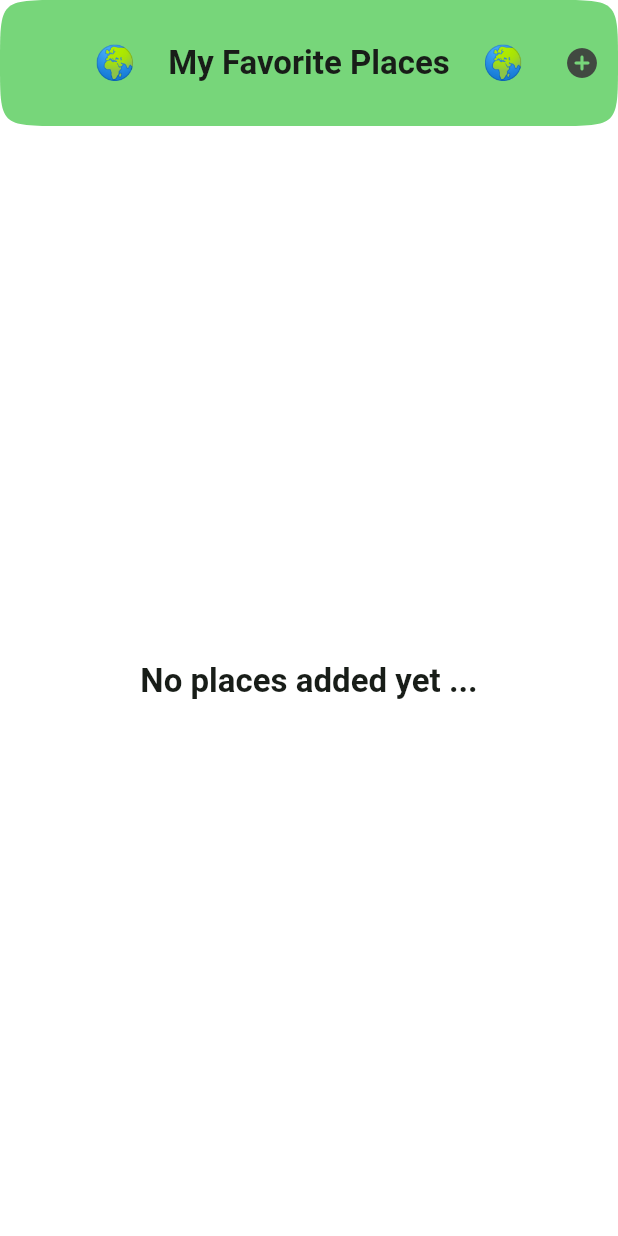
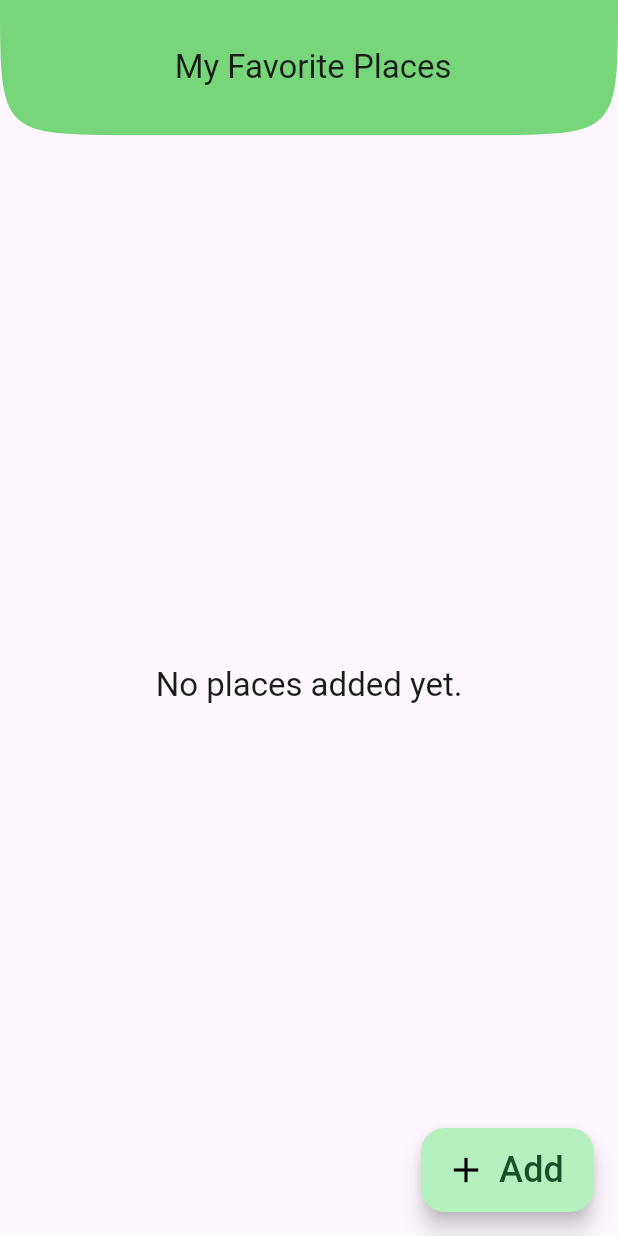
Before and after one commit to Lyubitshka/flutter_favorite_places_app, a Flutter app: the screen it shows after launch, on a phone screen of 412 x 824 dp. Run offline on Flutter 3.47's test engine with Material 3 defaults, Android fonts, the phone set to English and light mode, and no system bars; our stand-ins replace flutter_dotenv, flutter_riverpod, google_fonts, google_maps_flutter, image_picker, location and 1 more; accounts and stored records are empty.

Commit message:
small update

```diff
--- a/lib/main.dart
+++ b/lib/main.dart
@@ -8,30 +8,33 @@ import 'package:fav_places_9_project/screens/places.dart';
 final colorScheme = ColorScheme.fromSeed(
   brightness: Brightness.light,
   seedColor: const Color.fromARGB(255, 30, 123, 66),
-  background: Colors.white,
+  surface: Colors.white,
 );
 
 final theme = ThemeData().copyWith(
-  scaffoldBackgroundColor: colorScheme.background,
-  appBarTheme: AppBarTheme(
-    color: const Color.fromARGB(255, 119, 214, 122),
+  // scaffoldBackgroundColor: colorScheme.surface,
+  appBarTheme: const AppBarTheme(
+    color: Color.fromARGB(255, 119, 214, 122),
     centerTitle: true,
     shape: ContinuousRectangleBorder(
-      borderRadius: BorderRadius.circular(42),
+      borderRadius: BorderRadius.only(
+        bottomRight: Radius.circular(120),
+        bottomLeft: Radius.circular(120),
+      ),
     ),
-    toolbarHeight: 84,
+    toolbarHeight: 90,
   ),
   colorScheme: colorScheme,
   textTheme: GoogleFonts.ubuntuCondensedTextTheme().copyWith(
     titleSmall: GoogleFonts.ubuntuCondensed(
-      fontWeight: FontWeight.bold,
-    ),
+        // fontWeight: FontWeight.bold,
+        ),
     titleMedium: GoogleFonts.ubuntuCondensed(
-      fontWeight: FontWeight.bold,
-    ),
+        // fontWeight: FontWeight.bold,
+        fontSize: 36),
     titleLarge: GoogleFonts.ubuntuCondensed(
-      fontWeight: FontWeight.bold,
-    ),
+        // fontWeight: FontWeight.bold,
+        ),
   ),
 );
 
@@ -50,7 +53,8 @@ class MyApp extends StatelessWidget {
   @override
   Widget build(BuildContext context) {
     return MaterialApp(
-      title: 'My favourite places',
+      title: 'My favorite places',
+      debugShowCheckedModeBanner: false,
       theme: theme,
       home: const PlacesScreen(),
     );
--- a/lib/screens/places.dart
+++ b/lib/screens/places.dart
@@ -25,12 +25,12 @@ class _PlacesScreenState extends ConsumerState<PlacesScreen> {
   Widget build(BuildContext context) {
     final userPlaces = ref.watch(userPlacesProvider);
     return Scaffold(
-      appBar: AppBar(
-        title: const Text(
-          '🌍    My Favorite Places    🌍',
+      floatingActionButton: FloatingActionButton.extended(
+        label: const Text(
+          'Add',
+          style: TextStyle(fontSize: 24),
         ),
-        actions: [
-          IconButton(
+        icon: const Icon(Icons.add, color: Colors.black, size: 28),
         onPressed: () {
           Navigator.of(context).push(
             MaterialPageRoute(
@@ -38,9 +38,23 @@ class _PlacesScreenState extends ConsumerState<PlacesScreen> {
             ),
           );
         },
-            icon: const Icon(Icons.add_circle_rounded),
       ),
-        ],
+      appBar: AppBar(
+        title: const Text(
+          ' My Favorite Places',
+        ),
+        // actions: [
+        //   IconButton(
+        //     onPressed: () {
+        //       Navigator.of(context).push(
+        //         MaterialPageRoute(
+        //           builder: (ctx) => const AddPlaceScreen(),
+        //         ),
+        //       );
+        //     },
+        //     icon: const Icon(Icons.add_circle_rounded),
+        //   ),
+        // ],
       ),
       body: Padding(
         padding: const EdgeInsets.all(8.0),
--- a/lib/screens/places_detail.dart
+++ b/lib/screens/places_detail.dart
@@ -19,6 +19,7 @@ class PlacesDetailsScreen extends ConsumerWidget {
   @override
   Widget build(BuildContext context, WidgetRef ref) {
     return Scaffold(
+      extendBodyBehindAppBar: true,
       appBar: AppBar(
         title: Text(place.title),
       ),
@@ -66,8 +67,8 @@ class PlacesDetailsScreen extends ConsumerWidget {
                     place.location.address,
                     textAlign: TextAlign.center,
                     style: Theme.of(context).textTheme.titleLarge!.copyWith(
-                          color: Theme.of(context).colorScheme.onBackground,
-                        ),
+                        color: Theme.of(context).colorScheme.onInverseSurface,
+                        fontSize: 36),
                   ),
                 ),
               ],
--- a/lib/widgets/places_list.dart
+++ b/lib/widgets/places_list.dart
@@ -12,9 +12,10 @@ class PlacesList extends StatelessWidget {
     if (places.isEmpty) {
       return Center(
           child: Text(
-        'No places added yet ...',
+        'No places added yet.',
         style: Theme.of(context).textTheme.titleLarge!.copyWith(
-              color: Theme.of(context).colorScheme.onBackground,
+              color: Theme.of(context).colorScheme.onSurface,
+              fontSize: 22,
             ),
       ));
     }
@@ -31,13 +32,13 @@ class PlacesList extends StatelessWidget {
         title: Text(
           places[index].title,
           style: Theme.of(context).textTheme.titleMedium!.copyWith(
-                color: Theme.of(context).colorScheme.onBackground,
+                color: Theme.of(context).colorScheme.onSurface,
               ),
         ),
         subtitle: Text(
           places[index].location.address,
           style: Theme.of(context).textTheme.bodySmall!.copyWith(
-                color: Theme.of(context).colorScheme.onBackground,
+                color: Theme.of(context).colorScheme.onSurface,
               ),
         ),
         onTap: () {
```
Also changed, not shown: lib/screens/map.dart (+12 -5 lines), lib/widgets/location_input.dart (+6 -3 lines). Lines whose indentation alone changed are shown as unchanged.
